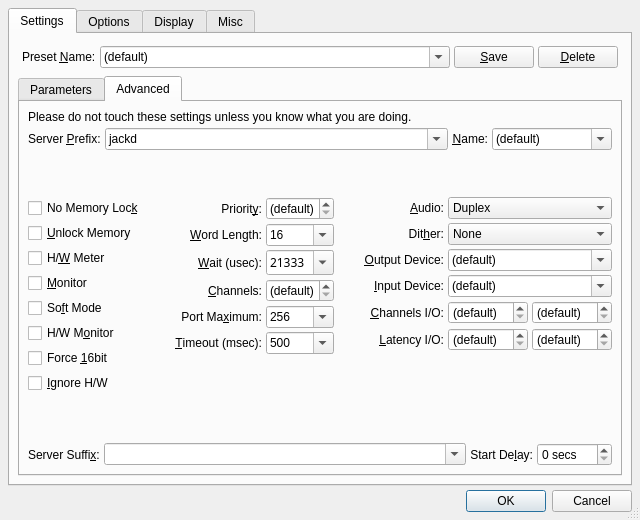
This is src/qjackctlSetupForm.ui in rncbc/qjackctl as Qt 5 draws it before an edit. The edited form follows.
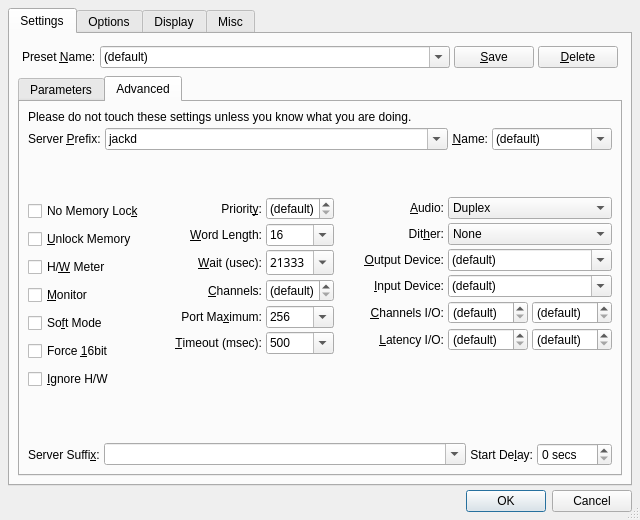
This is the edited form. The open tabs and pages were chosen to show the change. Icons and pictures are not drawn. Custom widgets are drawn as their Qt base class.

Commit message: - Marked as probably useless anyway, old "H/W Monitor"   option (-H) is now being ditched from Setup / Settings   / Advanced tab.

What changed in the file:
```diff
--- a/src/qjackctlSetupForm.ui
+++ b/src/qjackctlSetupForm.ui
@@ -943,22 +943,6 @@
                </property>
               </widget>
              </item>
-             <item>
-              <widget class="QCheckBox" name="HWMonCheckBox">
-               <property name="font">
-                <font>
-                 <weight>50</weight>
-                 <bold>false</bold>
-                </font>
-               </property>
-               <property name="toolTip">
-                <string>Enable hardware monitoring of capture ports</string>
-               </property>
-               <property name="text">
-                <string>H/W M&amp;onitor</string>
-               </property>
-              </widget>
-             </item>
              <item>
               <widget class="QCheckBox" name="ShortsCheckBox">
                <property name="font">
```
Left out of the diff: 40 changed lines with no effect on the pictures. The commit also changes 14 other files.
